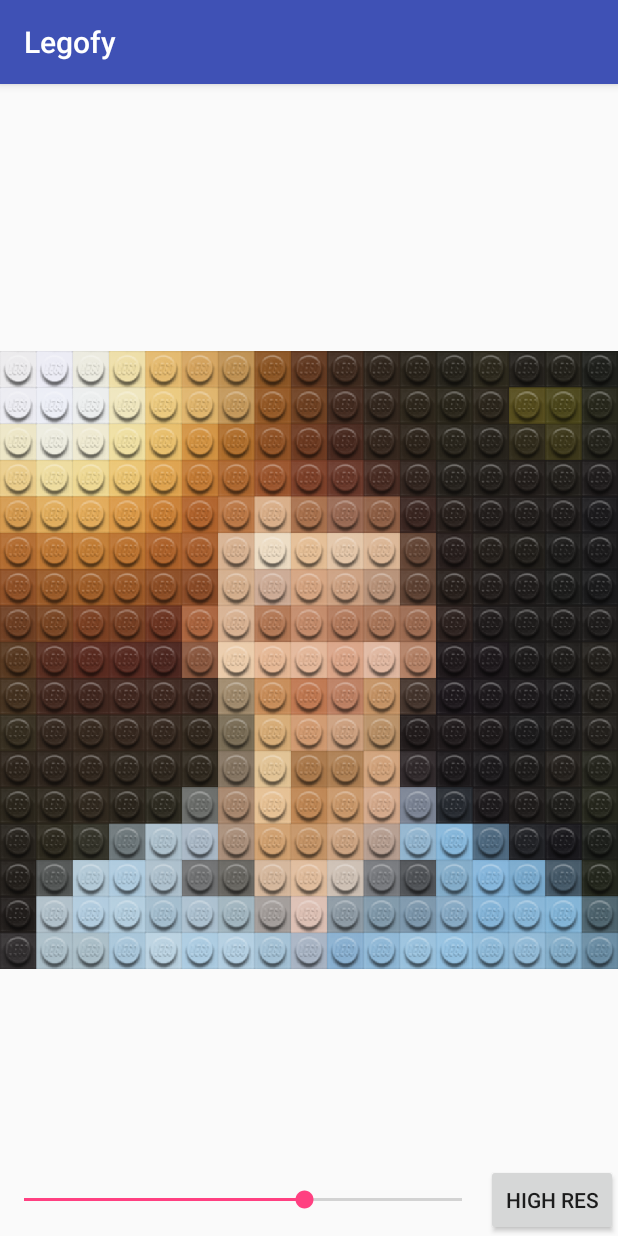
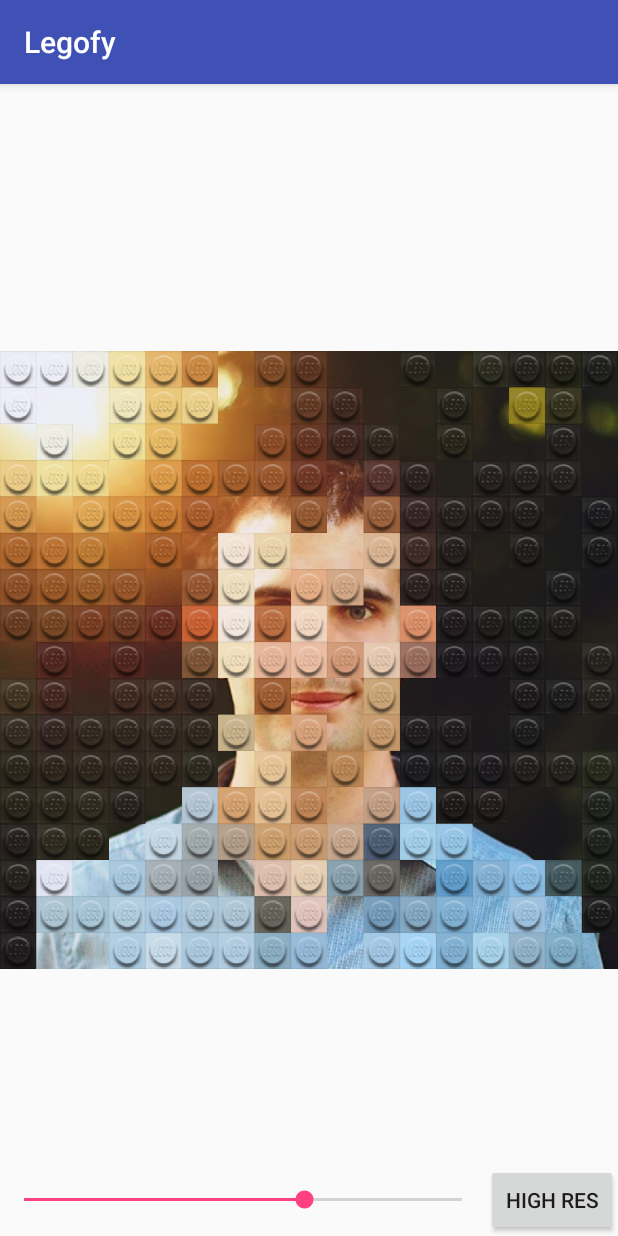
Before and after one commit to JeroenMols/Legofy, an Android app: the screen it shows after launch (MainActivity), after a tap on "HIGH RES", on a phone screen of 412 x 824 dp. Run offline under Robolectric (Android 15) with nearby library versions, the phone set to English and light mode, and no system bars; 3 statements that could not run were skipped.

Commit message:
Enable effect in Activity

```diff
--- a/app/src/main/java/com/jeroenmols/legofy/MainActivity.java
+++ b/app/src/main/java/com/jeroenmols/legofy/MainActivity.java
@@ -2,13 +2,7 @@ package com.jeroenmols.legofy;
 
 import android.graphics.Bitmap;
 import android.graphics.BitmapFactory;
-import android.graphics.Canvas;
-import android.graphics.Color;
-import android.graphics.Paint;
-import android.graphics.PorterDuff;
-import android.graphics.PorterDuffColorFilter;
 import android.os.Bundle;
-import android.support.annotation.NonNull;
 import android.support.v7.app.AppCompatActivity;
 import android.view.View;
 import android.widget.Button;
@@ -23,8 +17,10 @@ public class MainActivity extends AppCompatActivity {
     private SeekBar.OnSeekBarChangeListener onSeekBarChangeListener = new SeekBar.OnSeekBarChangeListener() {
         @Override
         public void onProgressChanged(SeekBar seekBar, int progress, boolean fromUser) {
-            Bitmap legoFiedBitmap = createLegoFiedBitmap(progress, true);
-            image.setImageBitmap(legoFiedBitmap);
+            Bitmap bitmap = BitmapFactory.decodeResource(getResources(), R.drawable.profile_picture);
+            LegofyDrawable legofyDrawable = new LegofyDrawable(getResources(), bitmap);
+            image.setImageDrawable(legofyDrawable);
+            legofyDrawable.createLegoFiedBitmap(getResources(), seekbar.getProgress(), true);
         }
 
         @Override
@@ -52,58 +48,16 @@ public class MainActivity extends AppCompatActivity {
         button.setOnClickListener(new View.OnClickListener() {
             @Override
             public void onClick(View v) {
-                Bitmap legoFiedBitmap = createLegoFiedBitmap(seekbar.getProgress(), false);
-                image.setImageBitmap(legoFiedBitmap);
+                Bitmap bitmap = BitmapFactory.decodeResource(getResources(), R.drawable.profile_picture);
+                LegofyDrawable legofyDrawable = new LegofyDrawable(getResources(), bitmap);
+                image.setImageDrawable(legofyDrawable);
+                legofyDrawable.createLegoFiedBitmap(getResources(), seekbar.getProgress(), false);
             }
         });
 
-        Bitmap legofied = createLegoFiedBitmap(seekbar.getProgress(), true);
-        image.setImageBitmap(legofied);
-    }
-
-    @NonNull
-    private Bitmap createLegoFiedBitmap(int granularity, boolean fastmode) {
-        if (granularity <= 0) {
-            granularity = 1;
-        }
-
-        Bitmap bitmap = BitmapFactory.decodeResource(getResources(), R.drawable.profile_picture);
-        Bitmap brick = BitmapFactory.decodeResource(getResources(), R.drawable.brick);
-        Bitmap scaledBrick = Bitmap.createScaledBitmap(brick, granularity, granularity, false);
-
-        int imageWidth = bitmap.getWidth() / granularity;
-        int imageHeight = bitmap.getHeight() / granularity;
-        Bitmap scaledBitmap = Bitmap.createScaledBitmap(bitmap, imageWidth, imageHeight, true);
-
-        Bitmap legofied = Bitmap.createBitmap(imageWidth * granularity, imageHeight * granularity, Bitmap.Config.ARGB_8888);
-        Canvas canvas = new Canvas(legofied);
-        Paint paint = new Paint();
-
-        for (int i = 0; i < scaledBitmap.getWidth(); i++) {
-            for (int j = 0; j < scaledBitmap.getHeight(); j++) {
-                if (fastmode) {
-                    paint.setColorFilter(new PorterDuffColorFilter(scaledBitmap.getPixel(i, j), PorterDuff.Mode.OVERLAY));
-                } else {
-                    paint.setColorFilter(new PorterDuffColorFilter(getColor(bitmap, i, j, granularity), PorterDuff.Mode.OVERLAY));
-                }
-                canvas.drawBitmap(scaledBrick, i * granularity, j * granularity, paint);
-            }
-        }
-        return legofied;
-    }
-
-    public int getColor(Bitmap source, int x, int y, int granularity) {
-        int red = 0;
-        int green = 0;
-        int blue = 0;
-        for (int i = 0; i < granularity; i++) {
-            for (int j = 0; j < granularity; j++) {
-                int color = source.getPixel(granularity * x + i, granularity * y + j);
-                red += Color.red(color);
-                green += Color.green(color);
-                blue += Color.blue(color);
-            }
-        }
-        return Color.rgb(red / (granularity * granularity), green / (granularity * granularity), blue / (granularity * granularity));
+//        image.setImageBitmap(BitmapFactory.decodeResource(getResources(), R.drawable.profile_picture));
+        EffectDrawable customDrawable = new EffectDrawable(BitmapFactory.decodeResource(getResources(), R.drawable.profile_picture));
+        image.setImageDrawable(customDrawable);
+        customDrawable.applyEffect(new LegofyEffect(getResources(), 64, 300));
     }
 }
```
